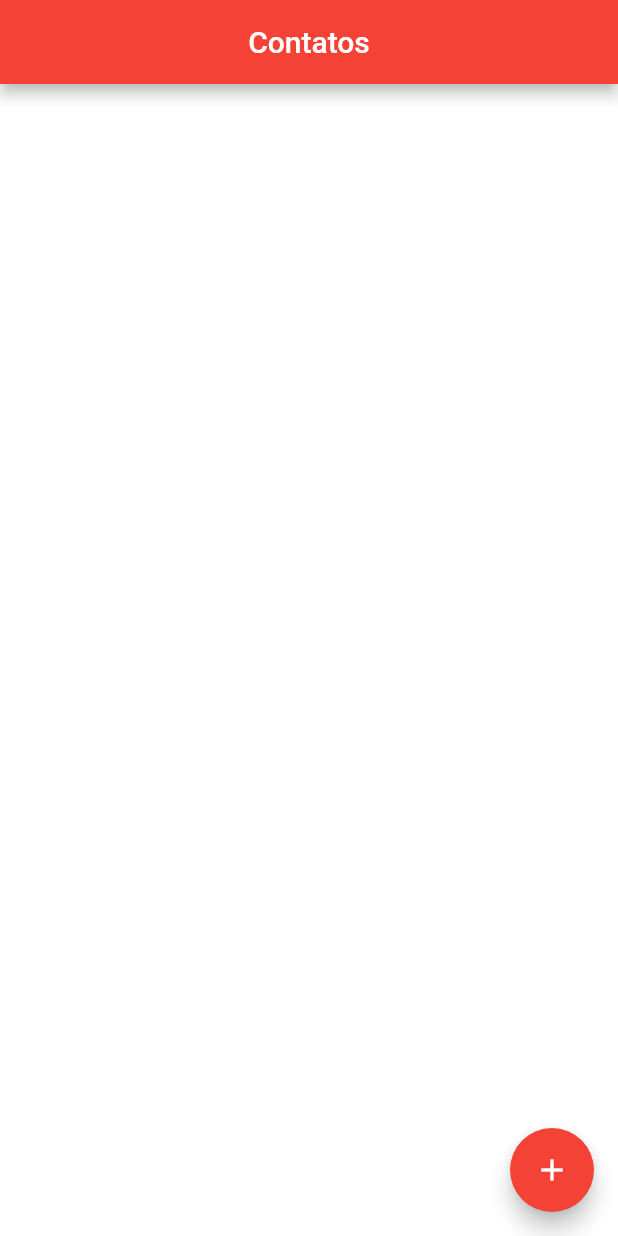
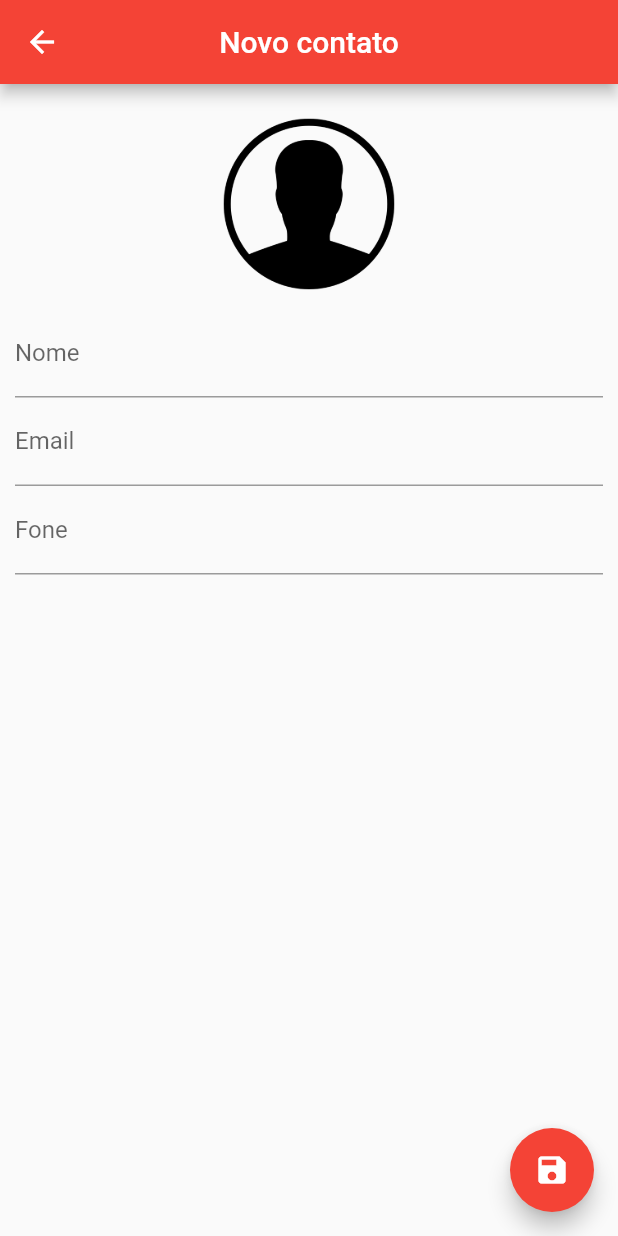
Before and after one commit to pedrobraganick/agendacontatos, a Flutter app: the screen it shows after launch, after a tap on the "add" icon, on a phone screen of 412 x 824 dp. Run offline on Flutter 3.47's test engine with Material 2 defaults, Android fonts, the phone set to English and light mode, and no system bars; our stand-ins replace sqflite; accounts and stored records are empty.

Commit message:
commit 2

```diff
--- a/lib/main.dart
+++ b/lib/main.dart
@@ -1,8 +1,10 @@
+import 'package:agendacontatos/ui/contato_page.dart';
 import 'package:agendacontatos/ui/home_page.dart';
 import 'package:flutter/material.dart';
 
 void main() => runApp(
   MaterialApp(
     home: HomePage(),
+    debugShowCheckedModeBanner: false,
   )
 );
--- /dev/null
+++ b/lib/ui/contato_page.dart
@@ -0,0 +1,143 @@
+import 'dart:io';
+
+import 'package:agendacontatos/helpers/contato_helper.dart';
+import 'package:flutter/foundation.dart';
+import 'package:flutter/material.dart';
+
+class ContatoPage extends StatefulWidget {
+  final Contato contato;
+
+  ContatoPage({this.contato});
+
+  @override
+  _ContatoPageState createState() => _ContatoPageState();
+}
+
+class _ContatoPageState extends State<ContatoPage> {
+  final _nameController = TextEditingController();
+  final _emailController = TextEditingController();
+  final _foneController = TextEditingController();
+  final _nameFocus = FocusNode();
+
+  Contato _contatoEditado;
+  bool _editou = false;
+
+  @override
+  void initState() {
+    super.initState();
+    if (widget.contato == null)
+      _contatoEditado = Contato();
+    else {
+      _contatoEditado = Contato.fromMap(widget.contato.toMap());
+      _nameController.text = _contatoEditado.name;
+      _emailController.text = _contatoEditado.email;
+      _foneController.text = _contatoEditado.fone;
+    }
+  }
+
+  @override
+  Widget build(BuildContext context) {
+
+    return WillPopScope(
+      onWillPop: _requestPop,
+      child: Scaffold(
+        appBar: AppBar(
+          backgroundColor: Colors.red,
+          title: Text(_contatoEditado.name ?? "Novo contato"),
+          centerTitle: true,
+        ),
+        floatingActionButton: FloatingActionButton(
+          onPressed: () {
+            if (_contatoEditado.name != null && _contatoEditado.name.isNotEmpty)
+              Navigator.pop(context, _contatoEditado);
+            else {
+              FocusScope.of(context).requestFocus(_nameFocus);
+            }
+          },
+          child: Icon(Icons.save),
+          backgroundColor: Colors.red,
+        ),
+        body: SingleChildScrollView(
+          padding: EdgeInsets.all(10.0),
+          child: Column(
+            children: <Widget>[
+              GestureDetector(
+                child: Container(
+                  width: 140.0,
+                  height: 140.0,
+                  decoration: BoxDecoration(
+                      shape: BoxShape.circle,
+                      image: DecorationImage(
+                          image: _contatoEditado.img != null
+                              ? FileImage(File(_contatoEditado.img))
+                              : AssetImage("images/person.png"))),
+                ),
+              ),
+              TextField(
+                focusNode: _nameFocus,
+                controller: _nameController,
+                decoration: InputDecoration(labelText: "Nome"),
+                onChanged: (text) {
+                  _editou = true;
+                  setState(() {
+                    _contatoEditado.name = text;
+                  });
+                },
+              ),
+              TextField(
+                controller: _emailController,
+                decoration: InputDecoration(labelText: "Email"),
+                onChanged: (text) {
+                  _editou = true;
+                  _contatoEditado.email = text;
+                },
+                keyboardType: TextInputType.emailAddress,
+              ),
+              TextField(
+                controller: _foneController,
+                decoration: InputDecoration(labelText: "Fone"),
+                onChanged: (text) {
+                  _editou = true;
+                  _contatoEditado.fone = text;
+                },
+                keyboardType: TextInputType.phone,
+              ),
+            ],
+          ),
+        ),
+      ),
+    );
+  }
+
+ Future<bool> _requestPop(){
+    if(_editou){
+      showDialog(context: context,
+          builder: (context){
+            return AlertDialog(
+              title: Text("Descartar alterações?"),
+              content: Text("Se sair as alterações serão perdidas"),
+              actions: <Widget>[
+                FlatButton(
+                  child: Text("Não"),
+                  onPressed: () {
+                    Navigator.pop(context);
+                  },
+                ),
+                FlatButton(
+                  child: Text("Sim"),
+                  onPressed: (){
+                    Navigator.pop(context);
+                    Navigator.pop(context);
+                  },
+                )
+              ],
+            );
+          }
+      );
+      return Future.value(false);
+    }
+    else{
+      return Future.value(true);
+    }
+  }
+}
--- a/pubspec.yaml
+++ b/pubspec.yaml
@@ -45,6 +45,8 @@ flutter:
   # assets:
   #  - images/a_dot_burr.jpeg
   #  - images/a_dot_ham.jpeg
+  assets:
+    - images/person.png
 
   # An image asset can refer to one or more resolution-specific "variants", see
   # https://flutter.dev/assets-and-images/#resolution-aware.
```
Also changed, not shown: lib/ui/home_page.dart (+134 -9 lines), images/person.png (added).
